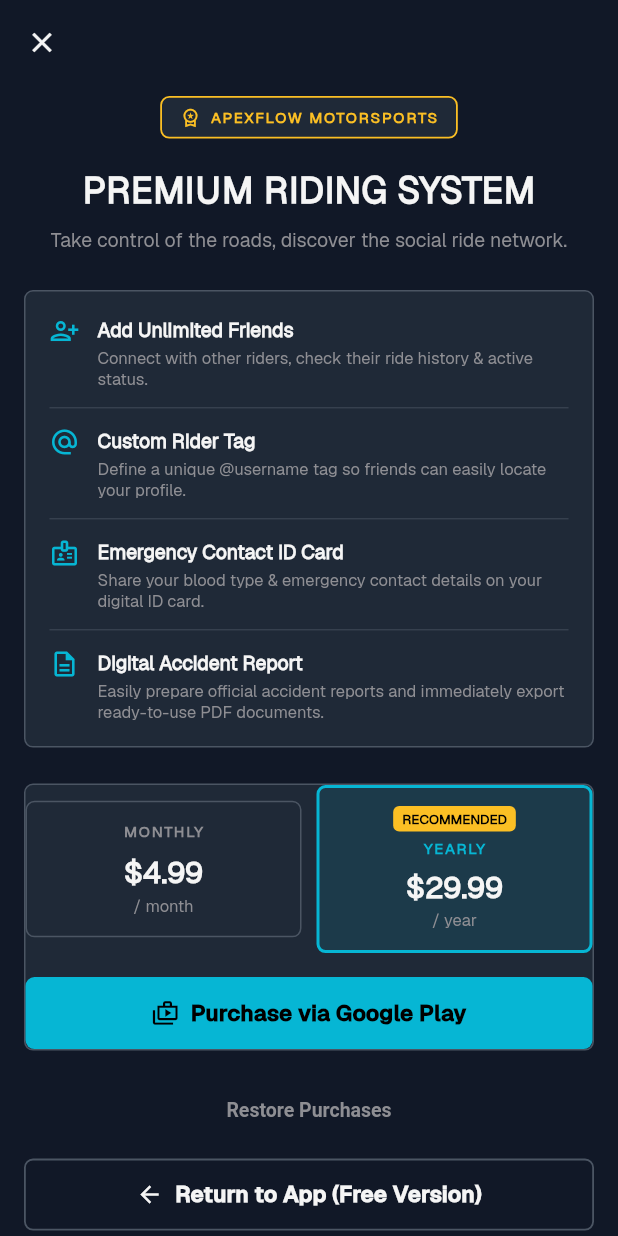
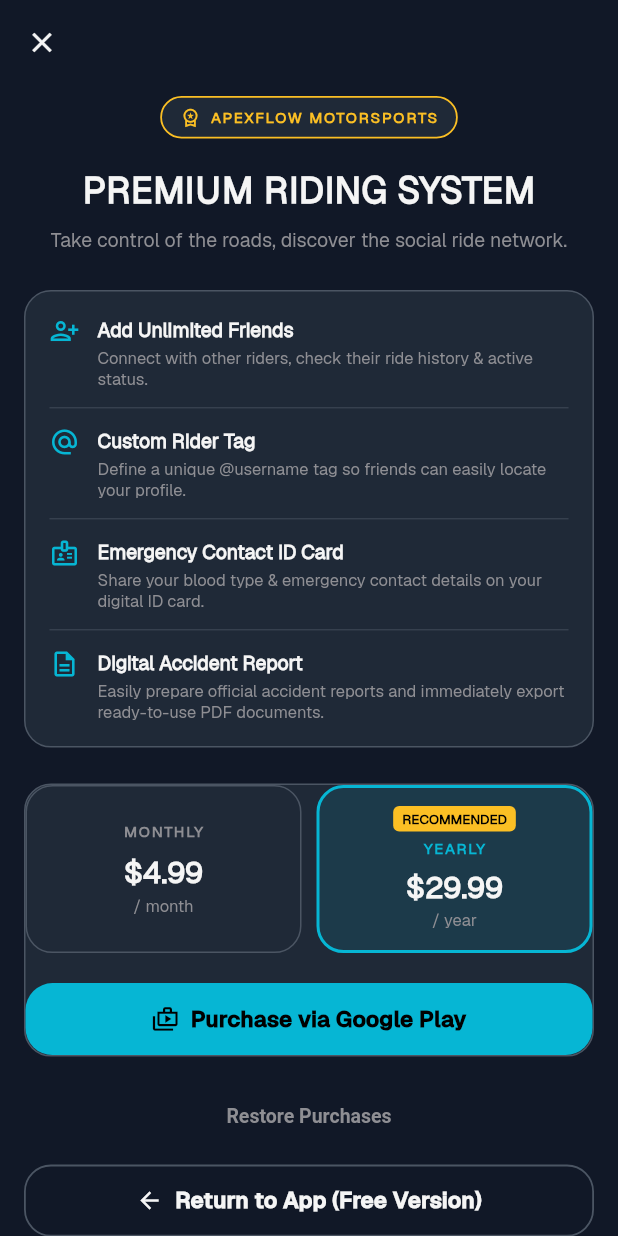
Before and after one commit to Madeforth/Madeforth-Apex-Flow, a Flutter app: the PremiumPaywallScreen screen opened directly with empty values, on a phone screen of 412 x 824 dp. Run offline on Flutter 3.47's test engine with Material 3 defaults, Android fonts, the light colour scheme and no system bars; our stand-ins replace camera, cloud_firestore, cloud_functions, firebase_auth, firebase_core, firebase_messaging and 21 more; missing offline and left inert: encrypt, firebase_app_check, google_mlkit_barcode_scanning, google_mlkit_text_recognition, home_widget, purchases_flutter; accounts and stored records are empty; generated files the repository leaves out were written again.

Commit message:
fix: even-height plan cards, rounder corners, and safe bottom spacing on paywall screens
premium_paywall_screen.dart: the monthly/yearly cards sat in a plain
Row, so the yearly card (with an extra "RECOMMENDED" badge) was taller
than the monthly one, making the pair look uneven. Wrapped in
IntrinsicHeight + CrossAxisAlignment.stretch so both match the taller
card's height, with each card's content centered inside.

Both premium_paywall_screen.dart and supporter_paywall_screen.dart:
bumped all card/button corner radii from the shared 6px token to a
local 18px (_cardRadius) for a rounder, more modern look, and added
MediaQuery-based bottom padding (on top of the existing SafeArea) plus
a taller trailing spacer so the "Return to App" button can't end up
sitting under the system navigation bar.

Verified: flutter analyze (0 errors), flutter test (96/96), installed
on a real device.

```diff
--- a/lib/profile/presentation/premium_paywall_screen.dart
+++ b/lib/profile/presentation/premium_paywall_screen.dart
@@ -17,6 +17,8 @@ class PremiumPaywallScreen extends ConsumerStatefulWidget {
 }
 
 class _PremiumPaywallScreenState extends ConsumerState<PremiumPaywallScreen> {
+  static const double _cardRadius = 18;
+
   bool _isLoading = false;
   String _selectedPlan = 'yearly'; // 'monthly', 'yearly', 'lifetime'
 
@@ -162,9 +164,11 @@ class _PremiumPaywallScreenState extends ConsumerState<PremiumPaywallScreen> {
                 child: CircularProgressIndicator(color: context.colors.cyan),
               )
             : ListView(
-                padding: const EdgeInsets.symmetric(
-                  horizontal: ApexSpacing.x2,
-                  vertical: ApexSpacing.x1,
+                padding: EdgeInsets.fromLTRB(
+                  ApexSpacing.x2,
+                  ApexSpacing.x1,
+                  ApexSpacing.x2,
+                  ApexSpacing.x1 + MediaQuery.of(context).padding.bottom,
                 ),
                 children: [
                   // Minimalist premium logo badge
@@ -176,7 +180,7 @@ class _PremiumPaywallScreenState extends ConsumerState<PremiumPaywallScreen> {
                       ),
                       decoration: BoxDecoration(
                         color: context.colors.surface,
-                        borderRadius: BorderRadius.circular(ApexSpacing.radius),
+                        borderRadius: BorderRadius.circular(_cardRadius),
                         border: Border.all(
                           color: context.colors.caution,
                           width: 1.2,
@@ -250,7 +254,7 @@ class _PremiumPaywallScreenState extends ConsumerState<PremiumPaywallScreen> {
                     padding: const EdgeInsets.all(16),
                     decoration: BoxDecoration(
                       color: context.colors.surface,
-                      borderRadius: BorderRadius.circular(ApexSpacing.radius),
+                      borderRadius: BorderRadius.circular(_cardRadius),
                       border: Border.all(
                         color: context.colors.border,
                         width: 1,
@@ -354,7 +358,7 @@ class _PremiumPaywallScreenState extends ConsumerState<PremiumPaywallScreen> {
                       padding: const EdgeInsets.all(16),
                       decoration: BoxDecoration(
                         color: context.colors.cyan.withValues(alpha: 0.08),
-                        borderRadius: BorderRadius.circular(ApexSpacing.radius),
+                        borderRadius: BorderRadius.circular(_cardRadius),
                         border: Border.all(
                           color: context.colors.cyan.withValues(alpha: 0.25),
                         ),
@@ -381,7 +385,7 @@ class _PremiumPaywallScreenState extends ConsumerState<PremiumPaywallScreen> {
                       clipBehavior: Clip.antiAlias,
                       decoration: BoxDecoration(
                         color: context.colors.surface,
-                        borderRadius: BorderRadius.circular(ApexSpacing.radius),
+                        borderRadius: BorderRadius.circular(_cardRadius),
                         border: Border.all(
                           color: context.colors.border,
                           width: 1,
@@ -390,7 +394,9 @@ class _PremiumPaywallScreenState extends ConsumerState<PremiumPaywallScreen> {
                       child: Column(
                         children: [
                           // Side-by-side equal height plan cards: Monthly vs Yearly
-                          Row(
+                          IntrinsicHeight(
+                            child: Row(
+                              crossAxisAlignment: CrossAxisAlignment.stretch,
                               children: [
                                 // Monthly Plan Card
                                 Expanded(
@@ -409,7 +415,7 @@ class _PremiumPaywallScreenState extends ConsumerState<PremiumPaywallScreen> {
                                               )
                                             : context.colors.surface,
                                         borderRadius: BorderRadius.circular(
-                                        ApexSpacing.radius,
+                                          _cardRadius,
                                         ),
                                         border: Border.all(
                                           color: _selectedPlan == 'monthly'
@@ -421,6 +427,8 @@ class _PremiumPaywallScreenState extends ConsumerState<PremiumPaywallScreen> {
                                         ),
                                       ),
                                       child: Column(
+                                        mainAxisAlignment:
+                                            MainAxisAlignment.center,
                                         children: [
                                           Text(
                                             tInline(
@@ -430,7 +438,8 @@ class _PremiumPaywallScreenState extends ConsumerState<PremiumPaywallScreen> {
                                               'MONATLICH',
                                             ),
                                             style: TextStyle(
-                                            color: context.colors.textSecondary,
+                                              color:
+                                                  context.colors.textSecondary,
                                               fontSize: 10,
                                               fontWeight: FontWeight.w900,
                                               letterSpacing: 1.2,
@@ -458,7 +467,8 @@ class _PremiumPaywallScreenState extends ConsumerState<PremiumPaywallScreen> {
                                               '/ Monat',
                                             ),
                                             style: TextStyle(
-                                            color: context.colors.textSecondary,
+                                              color:
+                                                  context.colors.textSecondary,
                                               fontSize: 11,
                                             ),
                                           ),
@@ -486,7 +496,7 @@ class _PremiumPaywallScreenState extends ConsumerState<PremiumPaywallScreen> {
                                               )
                                             : context.colors.surface,
                                         borderRadius: BorderRadius.circular(
-                                        ApexSpacing.radius,
+                                          _cardRadius,
                                         ),
                                         border: Border.all(
                                           color: _selectedPlan == 'yearly'
@@ -498,6 +508,8 @@ class _PremiumPaywallScreenState extends ConsumerState<PremiumPaywallScreen> {
                                         ),
                                       ),
                                       child: Column(
+                                        mainAxisAlignment:
+                                            MainAxisAlignment.center,
                                         children: [
                                           Container(
                                             padding: const EdgeInsets.symmetric(
@@ -506,9 +518,8 @@ class _PremiumPaywallScreenState extends ConsumerState<PremiumPaywallScreen> {
                                             ),
                                             decoration: BoxDecoration(
                                               color: context.colors.caution,
-                                            borderRadius: BorderRadius.circular(
-                                              4,
-                                            ),
+                                              borderRadius:
+                                                  BorderRadius.circular(4),
                                             ),
                                             child: Text(
                                               tInline(
@@ -561,7 +572,8 @@ class _PremiumPaywallScreenState extends ConsumerState<PremiumPaywallScreen> {
                                               '/ Jahr',
                                             ),
                                             style: TextStyle(
-                                            color: context.colors.textSecondary,
+                                              color:
+                                                  context.colors.textSecondary,
                                               fontSize: 11,
                                             ),
                                           ),
@@ -572,7 +584,8 @@ class _PremiumPaywallScreenState extends ConsumerState<PremiumPaywallScreen> {
                                 ),
                               ],
                             ),
-                          const SizedBox(height: 16),
+                          ),
+                          const SizedBox(height: 20),
 
                           // Google Play Action Button
                           SizedBox(
@@ -584,7 +597,7 @@ class _PremiumPaywallScreenState extends ConsumerState<PremiumPaywallScreen> {
                                 foregroundColor: context.colors.onAccent,
                                 shape: RoundedRectangleBorder(
                                   borderRadius: BorderRadius.circular(
-                                    ApexSpacing.radius,
+                                    _cardRadius,
                                   ),
                                 ),
                                 elevation: 0,
@@ -663,9 +676,7 @@ class _PremiumPaywallScreenState extends ConsumerState<PremiumPaywallScreen> {
                           width: 1.2,
                         ),
                         shape: RoundedRectangleBorder(
-                          borderRadius: BorderRadius.circular(
-                            ApexSpacing.radius,
-                          ),
+                          borderRadius: BorderRadius.circular(_cardRadius),
                         ),
                       ),
                       onPressed: () {
@@ -687,7 +698,7 @@ class _PremiumPaywallScreenState extends ConsumerState<PremiumPaywallScreen> {
                       ),
                     ),
                   ),
-                  const SizedBox(height: 32),
+                  const SizedBox(height: 40),
                 ],
               ),
       ),
```
Also changed, not shown: lib/profile/presentation/supporter_paywall_screen.dart (+13 -11 lines). Lines whose indentation alone changed are shown as unchanged.
